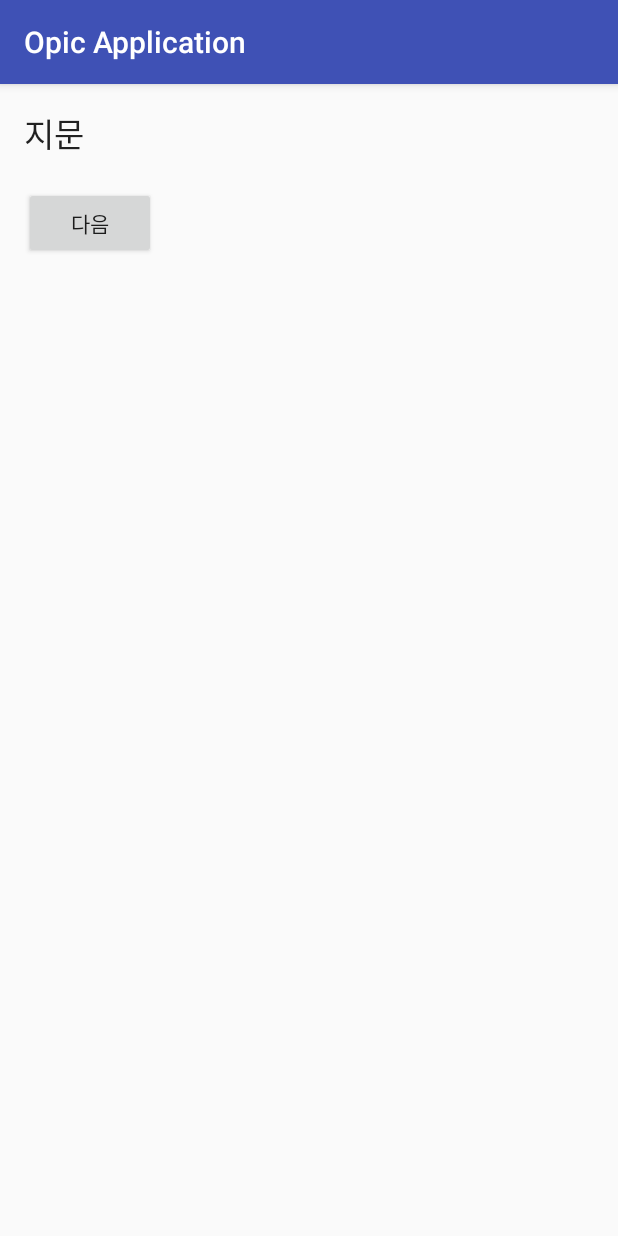
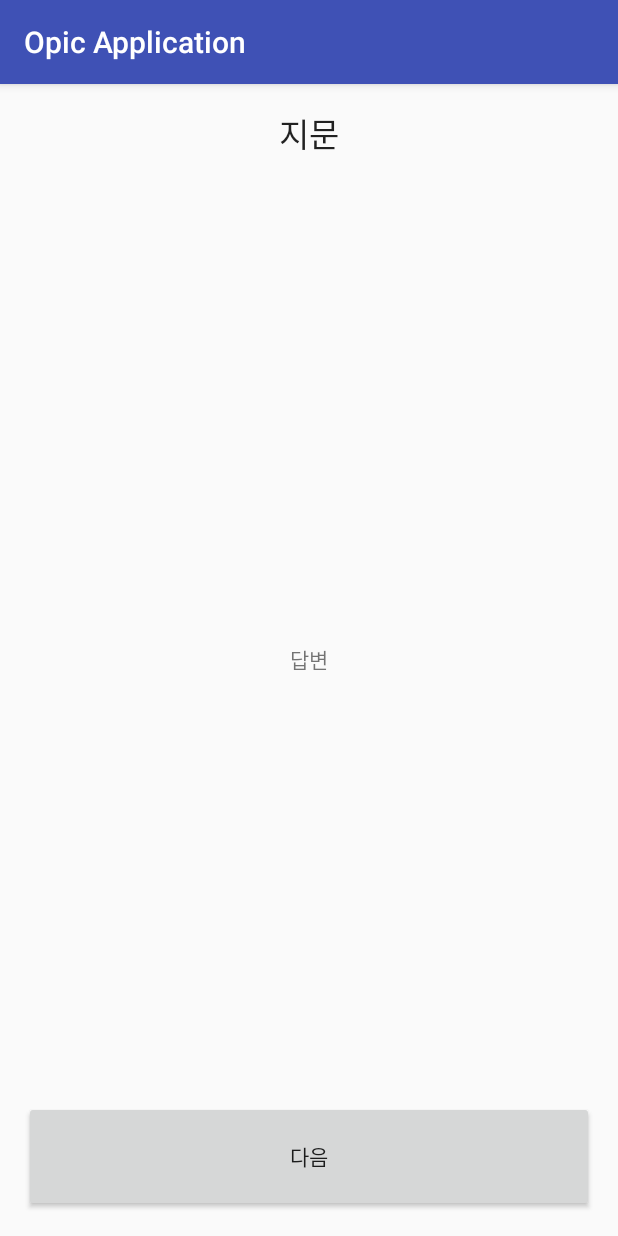
Before and after one commit to neltica/filesort, an Android app: the screen it shows after launch (MainActivity), on a phone screen of 412 x 824 dp. Run offline under Robolectric (Android 15) with nearby library versions, the light colour scheme and no system bars.

Commit message:
안드로이드용 오픽 문제 제출기 프로젝트 수정 1.gui 구성 완료 (비율문제 해결)

```diff
--- a/OpicforAndroid/OpicApplication/app/src/main/res/layout/activity_main.xml
+++ b/OpicforAndroid/OpicApplication/app/src/main/res/layout/activity_main.xml
@@ -15,24 +15,32 @@
         android:layout_height="match_parent">
 
         <TextView
-            android:layout_width="wrap_content"
-            android:layout_height="wrap_content"
+            android:layout_width="match_parent"
+            android:layout_height="0dp"
             android:textAppearance="?android:attr/textAppearanceLarge"
             android:text="지문"
-            android:id="@+id/korean" />
+            android:id="@+id/korean"
+            android:autoText="false"
+            android:textAlignment="center"
+            android:layout_weight="0.1" />
 
         <TextView
-            android:layout_width="wrap_content"
-            android:layout_height="wrap_content"
-            android:id="@+id/english" />
+            android:layout_width="match_parent"
+            android:layout_height="0dp"
+            android:id="@+id/english"
+            android:layout_weight="0.8"
+            android:text="답변"
+            android:textAlignment="center"
+            android:gravity="center_vertical" />
 
         <Button
-            android:layout_width="wrap_content"
-            android:layout_height="wrap_content"
+            android:layout_width="match_parent"
+            android:layout_height="0dp"
             android:text="다음"
             android:id="@+id/nextbutton"
             android:layout_centerVertical="true"
-            android:layout_centerHorizontal="true" />
+            android:layout_centerHorizontal="true"
+            android:layout_weight="0.1" />
     </LinearLayout>
 
 </RelativeLayout>
```
